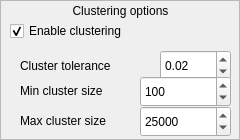
Aula13/QRecog, file project/clusteringoptionview.ui: the form before one commit.
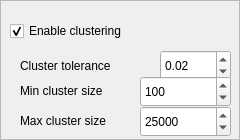
The form after the commit.

The edit to the form file:
```diff
--- a/project/clusteringoptionview.ui
+++ b/project/clusteringoptionview.ui
@@ -117,22 +117,6 @@
      <number>100</number>
     </property>
    </widget>
-   <widget class="QLabel" name="lblClusteringOptions">
-    <property name="geometry">
-     <rect>
-      <x>10</x>
-      <y>0</y>
-      <width>221</width>
-      <height>21</height>
-     </rect>
-    </property>
-    <property name="text">
-     <string>Clustering options</string>
-    </property>
-    <property name="alignment">
-     <set>Qt::AlignCenter</set>
-    </property>
-   </widget>
    <widget class="QLabel" name="lblMaxClusterSize">
     <property name="geometry">
      <rect>
```
